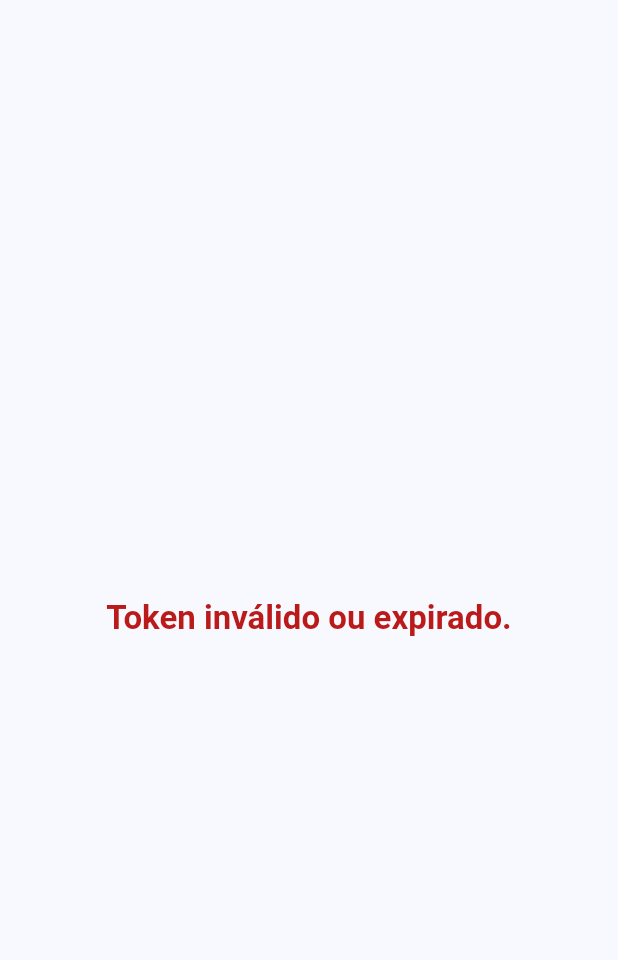
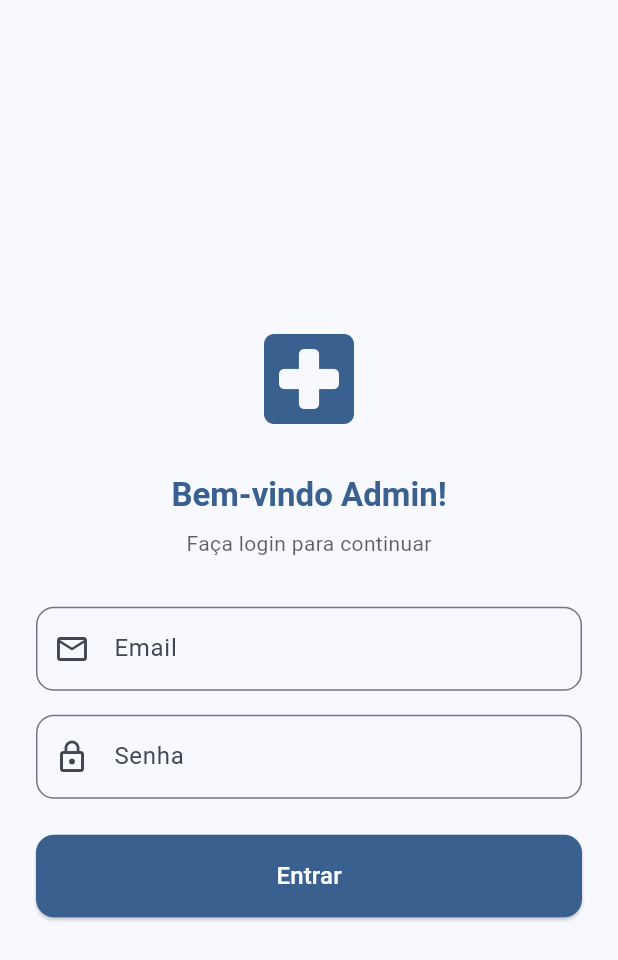
Before and after one commit to vicente1603/anestesia-form-web, a Flutter app: the screen it shows after launch, on a phone screen of 412 x 824 dp. Shown: the top 960 px of the screen. Run offline on Flutter 3.47's test engine with Material 3 defaults, Android fonts, the phone set to English and light mode, and no system bars; our stand-ins replace cloud_firestore, dio, equatable, firebase_auth, firebase_core, get_it and 1 more; missing offline and left inert: dart:html; accounts and stored records are empty; statements that could not run were skipped.

Commit message:
initial setup for web admin

```diff
--- a/lib/main.dart
+++ b/lib/main.dart
@@ -3,12 +3,16 @@ import 'package:anestesia_web/src/app/app.dart';
 import 'package:anestesia_web/src/infra/infra.dart';
 import 'package:firebase_core/firebase_core.dart';
 import 'package:flutter/material.dart';
+import 'package:flutter_web_plugins/flutter_web_plugins.dart';
 
 void main() async {
   WidgetsFlutterBinding.ensureInitialized();
   await Firebase.initializeApp(options: DefaultFirebaseOptions.currentPlatform);
 
   final moduleManager = await setup();
+
+    setUrlStrategy(PathUrlStrategy()); // <- precisa do flutter_web_plugins
+
 
   runApp(FormularioPacienteApp(moduleManager: moduleManager));
 }
--- a/lib/src/app/app.dart
+++ b/lib/src/app/app.dart
@@ -14,7 +14,7 @@ class FormularioPacienteApp extends StatelessWidget {
 
     final app = MaterialApp(
       title: 'Formulário Pré-Anestésico',
-      home: PatientFormPage(presenter: DM.get()),
+      initialRoute: '/login-admin',
       debugShowCheckedModeBanner: false,
       theme: appTheme,
       routes: moduleManager.routes ?? {},
--- /dev/null
+++ b/lib/src/features/web_admin/data/data.dart
@@ -0,0 +1,2 @@
+export 'repositories_impl/repositories_impl.dart';
+export 'models/models.dart';
--- /dev/null
+++ b/lib/src/features/web_admin/data/models/firebase_user_model.dart
@@ -0,0 +1,25 @@
+class FirebaseUser {
+  final String uid;
+  final String email;
+  final String name;
+  final String role;
+  final bool? blocked;
+
+  FirebaseUser({
+    required this.uid,
+    required this.email,
+    required this.name,
+    required this.role,
+    this.blocked,
+  });
+
+  factory FirebaseUser.fromMap(Map<String, dynamic> map) {
+    return FirebaseUser(
+      uid: map['uid'],
+      email: map['email'],
+      name: map['name'],
+      role: map['role'],
+      blocked: map['blocked'] ?? false,
+    );
+  }
+}
--- /dev/null
+++ b/lib/src/features/web_admin/data/models/models.dart
@@ -0,0 +1 @@
+export './firebase_user_model.dart';
--- /dev/null
+++ b/lib/src/features/web_admin/data/repositories_impl/repositories_impl.dart
@@ -0,0 +1 @@
+export './admin_repository_impl.dart';
--- /dev/null
+++ b/lib/src/features/web_admin/domain/domain.dart
@@ -0,0 +1,2 @@
+export 'entities/entities.dart';
+export 'repositories/repositories.dart';
--- /dev/null
+++ b/lib/src/features/web_admin/domain/repositories/admin_repository.dart
@@ -0,0 +1,14 @@
+
+import '../../../features.dart';
+
+abstract class AdminRepository {
+  Future<FirebaseUser> signInWithEmail(String email, String password);
+
+  Future<void> signOut();
+
+  Future<void> getDoctors();
+
+  Future<void> registerDoctor();
+
+  Future<void> deleteDoctor();
+}
--- /dev/null
+++ b/lib/src/features/web_admin/domain/repositories/repositories.dart
@@ -0,0 +1 @@
+export './admin_repository.dart';
--- /dev/null
+++ b/lib/src/features/web_admin/presentation/pages/login_admin_page.dart
@@ -0,0 +1,132 @@
+import 'dart:html' as html;
+import 'package:anestesia_web/src/common/ui_state.dart';
+import 'package:flutter/material.dart';
+import '../../../features.dart';
+import 'package:intl/intl.dart';
+
+class LoginAdminPage extends StatefulWidget {
+  final LoginAdminPresenter presenter;
+
+  const LoginAdminPage({super.key, required this.presenter});
+
+  @override
+  State<LoginAdminPage> createState() => _LoginAdminPageState();
+}
+
+class _LoginAdminPageState extends State<LoginAdminPage> {
+  final formKey = GlobalKey<FormState>();
+
+  static final emailController = TextEditingController();
+  static final passwordController = TextEditingController();
+
+  @override
+  void initState() {
+    widget.presenter.init();
+
+    super.initState();
+  }
+
+  @override
+  Widget build(BuildContext context) {
+    final theme = Theme.of(context);
+    final color = theme.colorScheme;
+
+    return Scaffold(
+      backgroundColor: color.background,
+      body: Center(
+        child: SingleChildScrollView(
+          padding: const EdgeInsets.symmetric(horizontal: 24),
+          child: Column(
+            mainAxisAlignment: MainAxisAlignment.center,
+            children: [
+              Icon(
+                Icons.local_hospital_rounded,
+                size: 80,
+                color: color.primary,
+              ),
+
+              const SizedBox(height: 24),
+
+              Text(
+                'Bem-vindo Admin!',
+                style: theme.textTheme.titleLarge?.copyWith(
+                  fontWeight: FontWeight.bold,
+                  color: color.primary,
+                ),
+              ),
+
+              const SizedBox(height: 8),
+
+              Text(
+                'Faça login para continuar',
+                style: theme.textTheme.bodyMedium?.copyWith(
+                  color: color.onBackground.withOpacity(0.7),
+                ),
+              ),
+
+              const SizedBox(height: 32),
+
+              TextField(
+                controller: emailController,
+                keyboardType: TextInputType.emailAddress,
+                decoration: InputDecoration(
+                  labelText: 'Email',
+                  prefixIcon: const Icon(Icons.email_outlined),
+                  border: OutlineInputBorder(
+                    borderRadius: BorderRadius.circular(12),
+                  ),
+                ),
+              ),
+
+              const SizedBox(height: 16),
+
+              TextField(
+                controller: passwordController,
+                obscureText: true,
+                decoration: InputDecoration(
+                  labelText: 'Senha',
+                  prefixIcon: const Icon(Icons.lock_outline),
+                  border: OutlineInputBorder(
+                    borderRadius: BorderRadius.circular(12),
+                  ),
+                ),
+              ),
+
+              const SizedBox(height: 24),
+
+              SizedBox(
+                width: double.infinity,
+                child: ElevatedButton(
+                  onPressed: () async {
+                    await widget.presenter.login(
+                      emailController.text,
+                      passwordController.text,
+                    );
+
+                    final user = widget.presenter.user;
+                    if (user != null && user.role == 'admin') {
+                      Navigator.pushReplacementNamed(context, '/home-admin');
+                    } else {
+                      ScaffoldMessenger.of(
+                        context,
+                      ).showSnackBar(SnackBar(content: Text('Erro ao logar')));
+                    }
+                  },
+                  style: ElevatedButton.styleFrom(
+                    backgroundColor: color.primary,
+                    foregroundColor: color.onPrimary,
+                    padding: const EdgeInsets.symmetric(vertical: 16),
+                    shape: RoundedRectangleBorder(
+                      borderRadius: BorderRadius.circular(12),
+                    ),
+                  ),
+                  child: const Text('Entrar', style: TextStyle(fontSize: 16)),
+                ),
+              ),
+            ],
+          ),
+        ),
+      ),
+    );
+  }
+}
--- /dev/null
+++ b/lib/src/features/web_admin/presentation/pages/login_admin_presenter.dart
@@ -0,0 +1,36 @@
+import 'dart:async';
+import 'package:anestesia_web/src/common/common.dart';
+import 'package:flutter/material.dart';
+
+import '../../../features.dart';
+
+class LoginAdminPresenter extends BasePresenter {
+  final AdminRepository adminmRepository;
+
+  LoginAdminPresenter({required this.adminmRepository});
+
+  @override
+  late ValueNotifier<UIState> state;
+
+  FirebaseUser? user;
+
+  @override
+  Future<void> init() async {
+    state = ValueNotifier(UIInitialState());
+  }
+
+  Future<void> login(String email, String password) async {
+    state.value = UILoadingState();
+
+    try {
+      user = await adminmRepository.signInWithEmail(email, password);
+      state.value = UISuccessState('');
+    } catch (e) {
+      state.value = UIErrorState(e.toString());
+    }
+  }
+
+  Future<void> signOut() async {
+    await adminmRepository.signOut();
+  }
+}
--- /dev/null
+++ b/lib/src/features/web_admin/presentation/pages/pages.dart
@@ -0,0 +1,3 @@
+export 'login_admin_page.dart';
+export 'login_admin_presenter.dart';
+export './home_admin_page.dart';
--- /dev/null
+++ b/lib/src/features/web_admin/presentation/presentation.dart
@@ -0,0 +1,2 @@
+export './pages/pages.dart';
+export './widgets/widgets.dart';
--- a/lib/src/features/web_admin/web_admin.dart
+++ b/lib/src/features/web_admin/web_admin.dart
@@ -0,0 +1,3 @@
+export './data/data.dart';
+export './domain/domain.dart';
+export './presentation/presentation.dart';
--- a/lib/src/infra/routes.dart
+++ b/lib/src/infra/routes.dart
@@ -3,5 +3,7 @@ part of 'module/module_interface.dart';
 abstract class Routes {
   static Map<String, WidgetBuilder> routes(Injector i) => {
     '/patient-form': (context) => PatientFormPage(presenter: i.get()),
+    '/login-admin': (context) => LoginAdminPage(presenter: i.get()),
+    '/home-admin': (context) => HomeAdminPage(presenter: i.get()),
   };
 }
```
Also changed, not shown: lib/src/features/web_admin/data/repositories_impl/admin_repository_impl.dart (added, +53 -0 lines), lib/src/features/web_admin/presentation/pages/home_admin_page.dart (added, +54 -0 lines), lib/src/infra/binds.dart (+8 -4 lines), lib/src/features/web_admin/domain/entities/entities.dart (added), lib/src/features/web_admin/presentation/widgets/widgets.dart (added).
